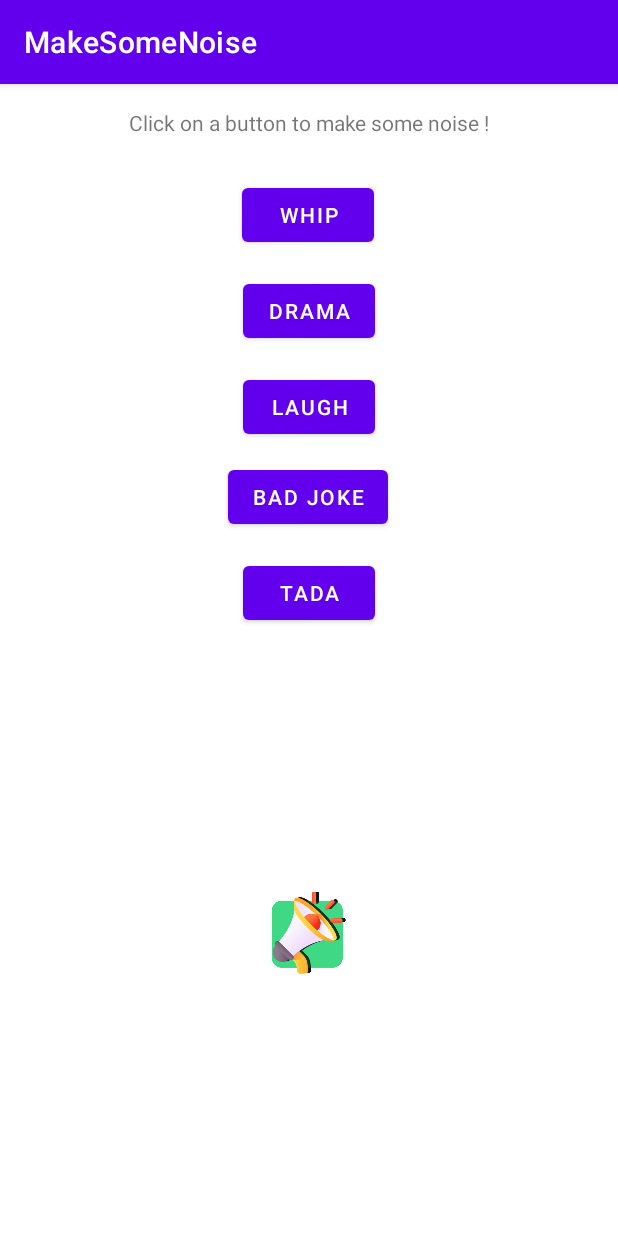
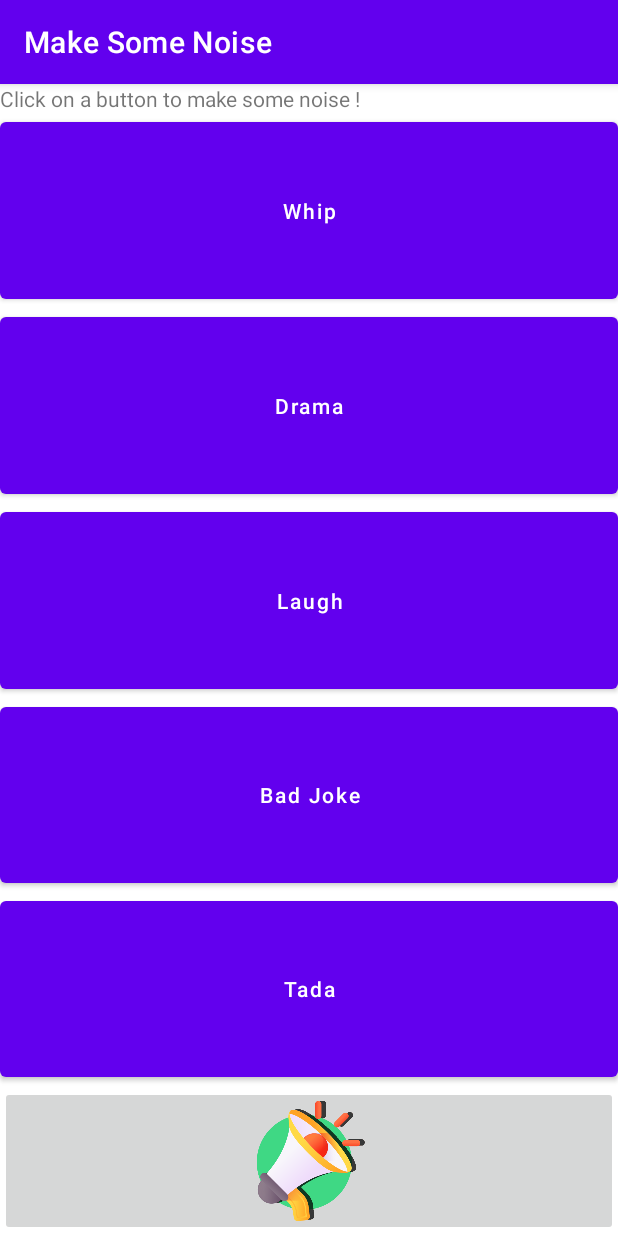
Before and after one commit to psa-jforestier/makesomenoise, an Android app: the screen it shows after launch (MainActivity), on a phone screen of 412 x 824 dp. Run offline under Robolectric (Android 15) with nearby library versions, the phone set to English and light mode, and no system bars.

Commit message:
Improve UI with a landscape design

```diff
--- a/app/src/main/java/org/jfo/app/makesomenoise/MainActivity.java
+++ b/app/src/main/java/org/jfo/app/makesomenoise/MainActivity.java
@@ -23,6 +23,7 @@ public class MainActivity extends AppCompatActivity {
         final MediaPlayer mp3 = MediaPlayer.create(this, R.raw.laugh);
         final MediaPlayer mp4 = MediaPlayer.create(this, R.raw.badjoke);
         final MediaPlayer mp5 = MediaPlayer.create(this, R.raw.tada);
+
         mpLastSound = mp1;
         ((Button)findViewById(R.id.bWhip)).setOnClickListener(new View.OnClickListener() {
             @Override
--- /dev/null
+++ b/app/src/main/res/layout-land/activity_main.xml
@@ -0,0 +1,86 @@
+<?xml version="1.0" encoding="utf-8"?>
+
+<LinearLayout xmlns:android="http://schemas.android.com/apk/res/android"
+    xmlns:app="http://schemas.android.com/apk/res-auto"
+    xmlns:tools="http://schemas.android.com/tools"
+    android:layout_width="fill_parent"
+    android:layout_height="fill_parent"
+    android:baselineAligned="false"
+    android:orientation="vertical" >
+
+    <TextView
+        android:id="@+id/textView7"
+        android:layout_width="match_parent"
+        android:layout_height="wrap_content"
+        android:layout_weight="0"
+        android:text="@string/click_on_a_button_to_make_some_noise" />
+
+    <LinearLayout
+        android:layout_width="match_parent"
+        android:layout_height="match_parent"
+        android:layout_weight="0"
+        android:orientation="horizontal">
+
+        <LinearLayout
+            android:layout_width="match_parent"
+            android:layout_height="match_parent"
+            android:layout_weight="1"
+            android:orientation="vertical">
+
+            <Button
+                android:id="@+id/bWhip"
+                android:layout_width="fill_parent"
+                android:layout_height="match_parent"
+                android:layout_weight="1"
+                android:text="@string/whip"
+                android:textAllCaps="false"/>
+
+            <Button
+                android:id="@+id/bDrama"
+                android:layout_width="fill_parent"
+                android:layout_height="match_parent"
+                android:layout_weight="1"
+                android:text="@string/drama"
+                android:textAllCaps="false"/>
+
+            <Button
+                android:id="@+id/bLaugh"
+                android:layout_width="fill_parent"
+                android:layout_height="match_parent"
+                android:layout_weight="1"
+                android:text="@string/laugh"
+                android:textAllCaps="false"/>
+
+            <Button
+                android:id="@+id/bBadJoke"
+                android:layout_width="fill_parent"
+                android:layout_height="match_parent"
+                android:layout_weight="1"
+                android:text="@string/bad_joke"
+                android:textAllCaps="false"/>
+
+            <Button
+                android:id="@+id/bTada"
+                android:layout_width="fill_parent"
+                android:layout_height="match_parent"
+                android:layout_weight="1"
+                android:text="@string/tada"
+                android:textAllCaps="false"/>
+
+        </LinearLayout>
+
+        <ImageButton
+            android:id="@+id/bLastSound"
+            style="@style/Widget.AppCompat.ImageButton"
+            android:layout_width="100dp"
+            android:layout_height="wrap_content"
+            android:layout_weight="0"
+            android:adjustViewBounds="false"
+            android:cropToPadding="false"
+            android:scaleType="centerInside"
+            android:contentDescription="@string/replay_the_last_played_sound"
+            app:srcCompat="@drawable/appicon_round512" />
+
+    </LinearLayout>
+
+</LinearLayout>
--- a/app/src/main/res/layout/activity_main.xml
+++ b/app/src/main/res/layout/activity_main.xml
@@ -1,86 +1,69 @@
 <?xml version="1.0" encoding="utf-8"?>
-<androidx.constraintlayout.widget.ConstraintLayout xmlns:android="http://schemas.android.com/apk/res/android"
+
+<LinearLayout xmlns:android="http://schemas.android.com/apk/res/android"
     xmlns:app="http://schemas.android.com/apk/res-auto"
     xmlns:tools="http://schemas.android.com/tools"
-    android:layout_width="match_parent"
-    android:layout_height="match_parent"
-    tools:context=".MainActivity">
+    android:layout_width="fill_parent"
+    android:layout_height="fill_parent"
+    android:baselineAligned="false"
+    android:orientation="vertical">
+
+    <TextView
+        android:id="@+id/textView7"
+        android:layout_width="match_parent"
+        android:layout_height="wrap_content"
+        android:layout_weight="0"
+        android:text="@string/click_on_a_button_to_make_some_noise" />
 
     <Button
         android:id="@+id/bWhip"
-        android:layout_width="wrap_content"
-        android:layout_height="wrap_content"
-        android:layout_marginTop="28dp"
-        android:text="Whip"
-        app:layout_constraintEnd_toEndOf="parent"
-        app:layout_constraintHorizontal_bias="0.498"
-        app:layout_constraintStart_toStartOf="parent"
-        app:layout_constraintTop_toBottomOf="@+id/textView" />
-
-    <TextView
-        android:id="@+id/textView"
-        android:layout_width="wrap_content"
-        android:layout_height="wrap_content"
-        android:layout_marginTop="16dp"
-        android:text="Click on a button to make some noise !"
-        app:layout_constraintEnd_toEndOf="parent"
-        app:layout_constraintStart_toStartOf="parent"
-        app:layout_constraintTop_toTopOf="parent" />
+        android:layout_width="fill_parent"
+        android:layout_height="match_parent"
+        android:layout_weight="1"
+        android:text="@string/whip"
+        android:textAllCaps="false" />
 
     <Button
         android:id="@+id/bDrama"
-        android:layout_width="wrap_content"
-        android:layout_height="wrap_content"
-        android:layout_marginTop="16dp"
-        android:text="Drama"
-        app:layout_constraintEnd_toEndOf="parent"
-        app:layout_constraintHorizontal_bias="0.5"
-        app:layout_constraintStart_toStartOf="parent"
-        app:layout_constraintTop_toBottomOf="@+id/bWhip" />
+        android:layout_width="fill_parent"
+        android:layout_height="match_parent"
+        android:layout_weight="1"
+        android:text="@string/drama"
+        android:textAllCaps="false" />
 
     <Button
         android:id="@+id/bLaugh"
-        android:layout_width="wrap_content"
-        android:layout_height="wrap_content"
-        android:layout_marginTop="16dp"
-        android:text="Laugh"
-        app:layout_constraintEnd_toEndOf="parent"
-        app:layout_constraintHorizontal_bias="0.5"
-        app:layout_constraintStart_toStartOf="parent"
-        app:layout_constraintTop_toBottomOf="@+id/bDrama" />
+        android:layout_width="fill_parent"
+        android:layout_height="match_parent"
+        android:layout_weight="1"
+        android:text="@string/laugh"
+        android:textAllCaps="false" />
 
     <Button
         android:id="@+id/bBadJoke"
-        android:layout_width="wrap_content"
-        android:layout_height="wrap_content"
-        android:layout_marginTop="12dp"
-        android:text="Bad Joke"
-        app:layout_constraintEnd_toEndOf="parent"
-        app:layout_constraintHorizontal_bias="0.498"
-        app:layout_constraintStart_toStartOf="parent"
-        app:layout_constraintTop_toBottomOf="@+id/bLaugh" />
+        android:layout_width="fill_parent"
+        android:layout_height="match_parent"
+        android:layout_weight="1"
+        android:text="@string/bad_joke"
+        android:textAllCaps="false" />
 
     <Button
         android:id="@+id/bTada"
-        android:layout_width="wrap_content"
-        android:layout_height="wrap_content"
-        android:layout_marginTop="16dp"
-        android:text="Tada"
-        app:layout_constraintEnd_toEndOf="parent"
-        app:layout_constraintHorizontal_bias="0.5"
-        app:layout_constraintStart_toStartOf="parent"
-        app:layout_constraintTop_toBottomOf="@+id/bBadJoke" />
+        android:layout_width="fill_parent"
+        android:layout_height="match_parent"
+        android:layout_weight="1"
+        android:text="@string/tada"
+        android:textAllCaps="false" />
 
     <ImageButton
         android:id="@+id/bLastSound"
-        android:layout_width="wrap_content"
-        android:layout_height="wrap_content"
-        android:background="@mipmap/audioicon_foreground"
-        android:contentDescription="Replay the last played sound"
-        app:layout_constraintBottom_toBottomOf="parent"
-        app:layout_constraintEnd_toEndOf="parent"
-        app:layout_constraintStart_toStartOf="parent"
-        app:layout_constraintTop_toBottomOf="@+id/bTada"
-        app:srcCompat="@mipmap/audioicon_foreground" />
+        style="@style/Widget.AppCompat.ImageButton"
+        android:layout_width="match_parent"
+        android:layout_height="100dp"
+        android:layout_weight="0"
+        android:baselineAligned="false"
+        android:contentDescription="@string/replay_the_last_played_sound"
+        android:scaleType="centerInside"
+        app:srcCompat="@drawable/appicon_round512" />
 
-</androidx.constraintlayout.widget.ConstraintLayout>
+</LinearLayout>
--- a/app/src/main/res/values/strings.xml
+++ b/app/src/main/res/values/strings.xml
@@ -1,3 +1,10 @@
 <resources>
-    <string name="app_name">MakeSomeNoise</string>
+    <string name="app_name">Make Some Noise</string>
+    <string name="click_on_a_button_to_make_some_noise">Click on a button to make some noise !</string>
+    <string name="whip">Whip</string>
+    <string name="drama">Drama</string>
+    <string name="laugh">Laugh</string>
+    <string name="bad_joke">Bad Joke</string>
+    <string name="tada">Tada</string>
+    <string name="replay_the_last_played_sound">Replay the last played sound</string>
 </resources>
```
Also changed, not shown: app/src/main/res/drawable/appicon_round512.webp (added).
